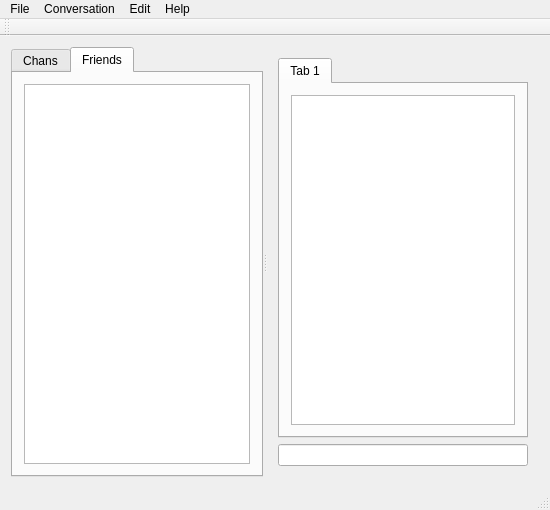
Old version of the form src/client/gui/mainwindow.ui in the repository sush/Live-Jamming.
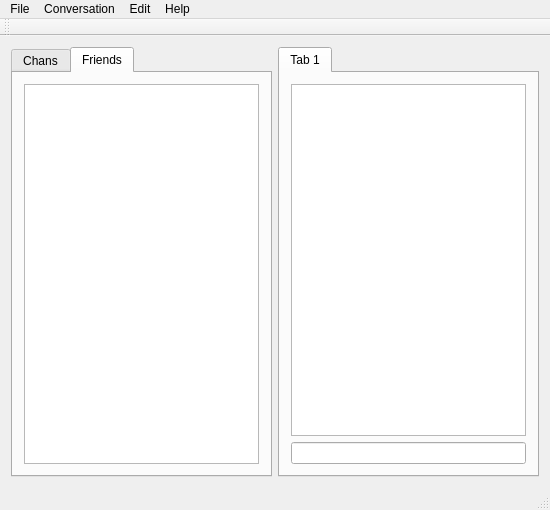
New version of the form.

```diff
--- a/src/client/gui/mainwindow.ui
+++ b/src/client/gui/mainwindow.ui
@@ -16,11 +16,7 @@
   <widget class="QWidget" name="centralWidget">
    <layout class="QHBoxLayout" name="horizontalLayout">
     <item>
-     <widget class="QSplitter" name="splitter">
-      <property name="orientation">
-       <enum>Qt::Horizontal</enum>
-      </property>
-      <widget class="QTabWidget" name="tabWidget">
+     <widget class="QTabWidget" name="listsTab">
        <property name="currentIndex">
         <number>1</number>
        </property>
@@ -80,10 +76,9 @@
         </layout>
        </widget>
       </widget>
-      <widget class="QWidget" name="layoutWidget">
-       <layout class="QVBoxLayout" name="verticalLayout_3">
+    </item>
         <item>
-         <widget class="QTabWidget" name="tabWidget_2">
+     <widget class="QTabWidget" name="convsTab">
           <property name="currentIndex">
            <number>0</number>
           </property>
@@ -91,13 +86,9 @@
            <attribute name="title">
             <string>Tab 1</string>
            </attribute>
-           <layout class="QHBoxLayout" name="horizontalLayout_2">
+       <layout class="QVBoxLayout" name="verticalLayout_4">
             <item>
              <widget class="QPlainTextEdit" name="plainTextEdit"/>
-            </item>
-           </layout>
-          </widget>
-         </widget>
         </item>
         <item>
          <widget class="QLineEdit" name="lineEdit"/>
```
Left out of the diff: 3 changed lines with no effect on the pictures. Lines whose indentation alone changed are shown as unchanged.
